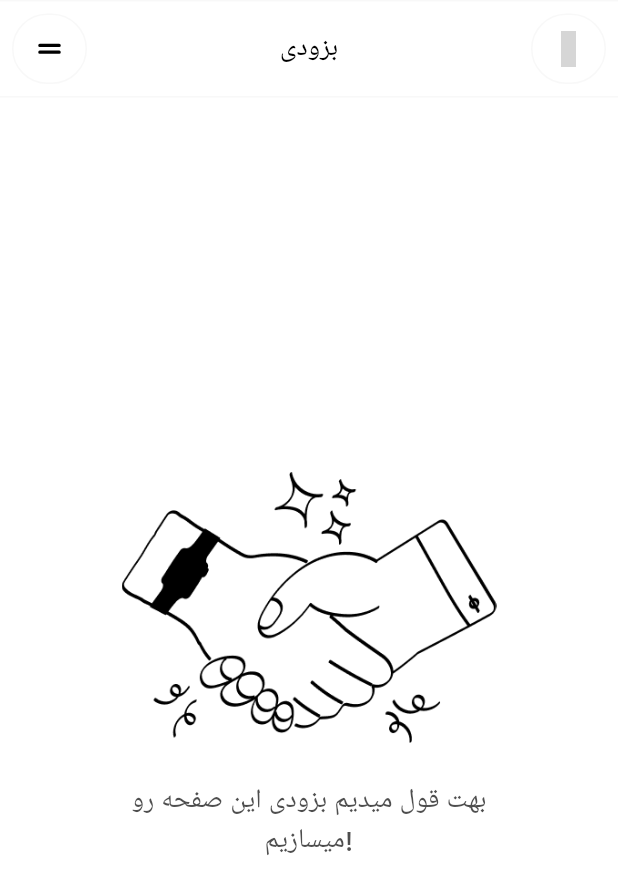
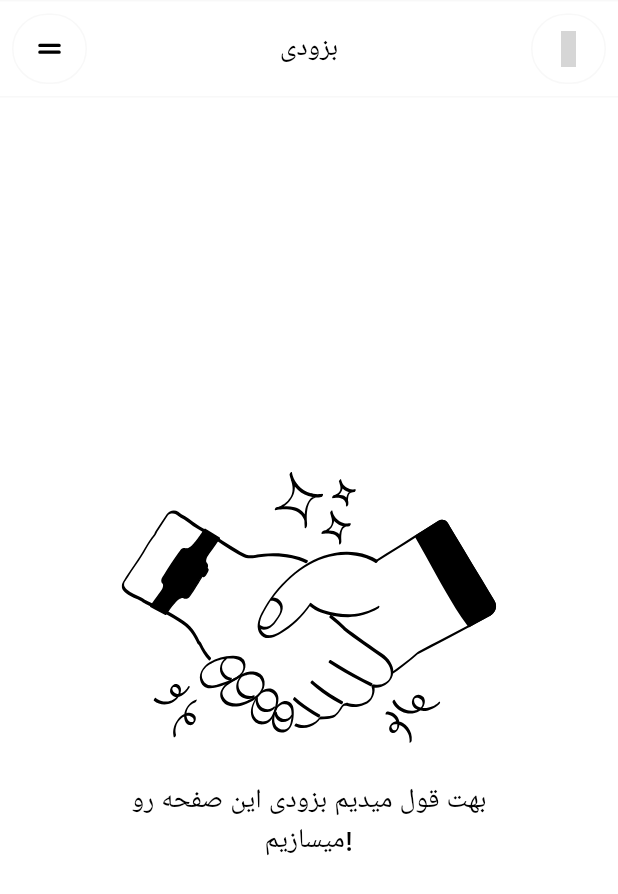
Before and after one commit to omidshababdev/landina_coupon, a Flutter app: the SoonPage screen opened by its route, on a phone screen of 412 x 824 dp. Shown: the top 894 px of the screen. Run offline on Flutter 3.47's test engine with Material 2 defaults, Android fonts, the phone set to English and light mode, and no system bars; our stand-ins replace custom_refresh_indicator, figma_squircle, firebase_analytics, firebase_core, firebase_crashlytics, flutter_local_notifications and 11 more; missing offline and left inert: assorted_layout_widgets; accounts and stored records are empty; generated files the repository leaves out were written again; network calls fail; grey boxes are pictures that could not be loaded.

Commit message:
first commit

```diff
--- a/lib/ui/pages/soon/view.dart
+++ b/lib/ui/pages/soon/view.dart
@@ -1,6 +1,8 @@
 import 'package:flutter/material.dart';
+import 'package:flutter_svg/svg.dart';
 import 'package:iconly/iconly.dart';
 import 'package:ionicons/ionicons.dart';
+import 'package:landina_coupon/constants/config.dart';
 import 'package:landina_coupon/ui/widgets/appbar/appbar.dart';
 
 class SoonPage extends StatefulWidget {
@@ -33,8 +35,9 @@ class _SoonPageState extends State<SoonPage> {
           child: Column(
             mainAxisAlignment: MainAxisAlignment.center,
             children: [
-              Image.asset(
-                "assets/images/hand_shake.png",
+              SvgPicture.asset(
+                "assets/svg/hand_shake.svg",
+                color: Config.darkMode != true ? Colors.black : Colors.white,
                 width: 250,
               ),
               const SizedBox(height: 25),
@@ -44,7 +47,7 @@ class _SoonPageState extends State<SoonPage> {
                 style: TextStyle(
                   fontSize: 18,
                   fontWeight: FontWeight.w500,
-                  color: const Color(0xff3B3B3B).withOpacity(0.9),
+                  color: Config.darkMode != true ? Colors.black : Colors.white,
                 ),
               ),
             ],
--- a/lib/ui/widgets/modal/modal.dart
+++ b/lib/ui/widgets/modal/modal.dart
@@ -36,9 +36,9 @@ class _LandinaBottomSheetState extends State<LandinaBottomSheet> {
               width: double.infinity,
               padding: const EdgeInsets.only(top: 20, bottom: 40),
               decoration: BoxDecoration(
-                color: Config.darkMode == true
-                    ? Colors.black.withOpacity(0.6)
-                    : Colors.white.withOpacity(0.6),
+                color: Config.darkMode != true
+                    ? Colors.white
+                    : Colors.black.withOpacity(0.6),
                 borderRadius: const SmoothBorderRadius.only(
                   topLeft: SmoothRadius(
                     cornerRadius: 30,
--- a/pubspec.yaml
+++ b/pubspec.yaml
@@ -40,6 +40,7 @@ dependencies:
   package_info_plus: ^3.0.2
   shimmer: ^2.0.0
   intl_phone_number_input: ^0.7.2
+  flutter_svg: ^1.1.6
 
 dev_dependencies:
   build_runner: ^2.3.2
```
Also changed, not shown: lib/ui/widgets/buttons/text.button.dart (+5 -4 lines), pubspec.lock.
